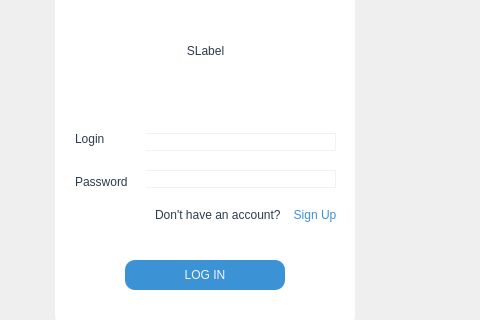
This is uis/login_window.ui in pavdmit/sl as Qt 5 draws it before an edit; both pictures show x 195 to 675 and y 95 to 415 of the 800 by 530 pixel window. The edited form follows.
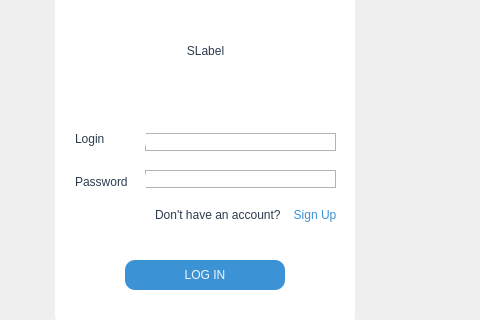
This is the edited form.

Commit message: Added user registration and some minor interface changes

```diff
--- a/uis/login_window.ui
+++ b/uis/login_window.ui
@@ -51,8 +51,10 @@
     </rect>
    </property>
    <property name="styleSheet">
-    <string notr="true">background-color: rgb(255, 255, 255);
-border-radius:15px</string>
+    <string notr="true">QFrame {
+background-color: rgb(255, 255, 255);
+border-radius:15px
+}</string>
    </property>
    <property name="frameShape">
     <enum>QFrame::NoFrame</enum>
@@ -74,7 +76,7 @@
       <widget class="QLineEdit" name="email_input">
        <property name="styleSheet">
         <string notr="true">QLineEdit {
-	border:1px solid rgb(240,243,246);
+	border: 1px solid rgb(179, 179, 179);
 	border-radius:10px;
 	font: 13pt &quot;Andale Mono&quot;;
 	color:rgb(43,59,78);
@@ -86,11 +88,12 @@
       <widget class="QLineEdit" name="password_input">
        <property name="styleSheet">
         <string notr="true">QLineEdit {
-	border:1px solid rgb(240,243,246);
+	border: 1px solid rgb(179, 179, 179);
 	border-radius:10px;
 	font: 13pt &quot;Andale Mono&quot;;
 	color:rgb(43,59,78);
-}</string>
+}
+</string>
        </property>
       </widget>
      </item>
```
The commit also changes 3 other files.
